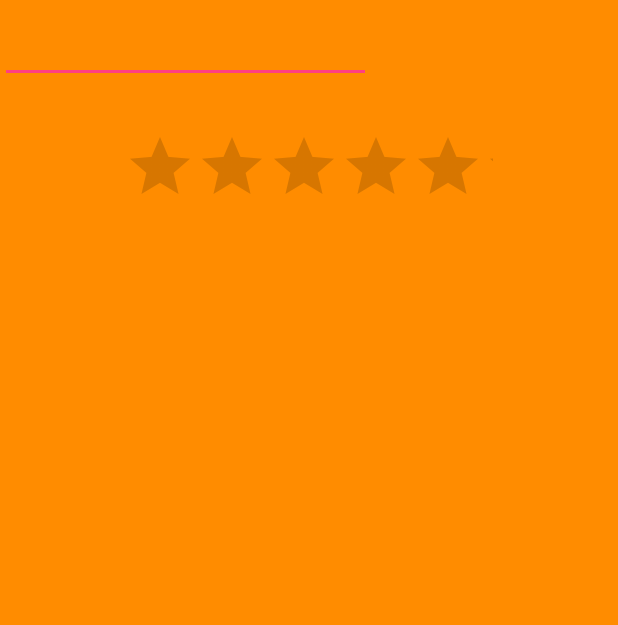
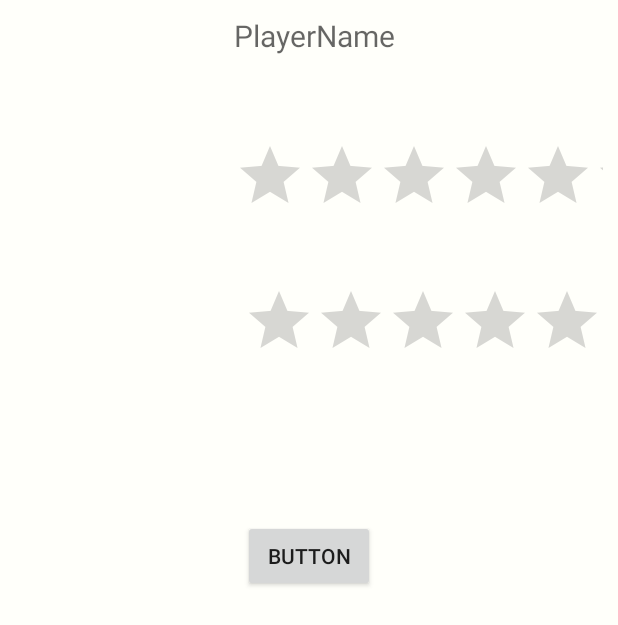
Before and after one commit to RachiketArya/MyApplication3, an Android app: the layout profile.xml on its own in the app's theme, with its tools: preview values and no code run, on a phone screen of 412 x 824 dp. Shown: the top 625 px of the screen. Run offline under Robolectric (Android 15) with nearby library versions, the phone set to English and light mode, and no system bars.

Commit message:
Logic modifications. Profile modifications.

```diff
--- a/app/src/main/java/com/example/rachiket/myapplication/PlayerInterface.java
+++ b/app/src/main/java/com/example/rachiket/myapplication/Logic/PlayerInterface.java
@@ -1,4 +1,4 @@
-package com.example.rachiket.myapplication;
+package com.example.rachiket.myapplication.Logic;
 
 /**
  * Created by Harsh Goel on 6/26/2017.
@@ -9,6 +9,6 @@ public interface PlayerInterface {
     public String getname();
     public void setpassword(String s);
     public String getpassword();
-    public void setRating(int k);
-    public int getRating();
+    public void setRating(Rating k);
+    public Rating getRating();
 }
--- a/app/src/main/res/layout/profile.xml
+++ b/app/src/main/res/layout/profile.xml
@@ -1,38 +1,59 @@
 <?xml version="1.0" encoding="utf-8"?>
-<LinearLayout xmlns:android="http://schemas.android.com/apk/res/android"
+<RelativeLayout xmlns:android="http://schemas.android.com/apk/res/android"
     xmlns:app="http://schemas.android.com/apk/res-auto"
-    android:orientation="vertical" android:layout_width="match_parent"
+    android:layout_width="match_parent"
     android:layout_height="match_parent"
-    android:background = "#FF8C00"
-    android:weightSum="4">
+    android:background="@color/white"
+    android:paddingRight="10dp"
+    android:paddingLeft="10dp"
+    android:paddingTop="10dp"
+    android:paddingBottom="10dp"
+    >
 
-    <LinearLayout
-        android:layout_width="match_parent"
-        android:layout_height="87dp"
-        android:orientation="horizontal">
-
-
-        <EditText
-            android:id="@+id/name"
-            android:layout_width="247dp"
-            android:layout_height="wrap_content"
-            android:ems="10"
-            android:inputType="textPersonName"
-            android:text=""
-            android:textColor="@color/darkred"
-            android:textSize="25sp" />
-
-    </LinearLayout>
+    <TextView
+        android:id="@+id/PlayerName"
+        android:layout_width="wrap_content"
+        android:layout_height="wrap_content"
+        android:hint="PlayerName"
+        android:textSize="20sp"
+        android:textColor="@color/sky_blue"
+        android:layout_alignParentTop="true"
+        android:layout_alignStart="@+id/ratingBar3" />
 
     <RatingBar
         android:id="@+id/ratingBar3"
         android:layout_width="246dp"
         android:layout_height="wrap_content"
+        android:layout_gravity="center_horizontal"
         android:isIndicator="true"
         android:numStars="5"
         android:rating="0"
-        android:stepSize="0.5"
+        android:stepSize="0.02"
         android:visibility="visible"
-        android:layout_gravity="center_horizontal"/>
+        android:layout_below="@+id/PlayerName"
+        android:layout_alignParentEnd="true"
+        android:layout_marginTop="56dp" />
 
-</LinearLayout>
+    <RatingBar
+        android:layout_width="wrap_content"
+        android:layout_height="wrap_content"
+        android:layout_marginTop="39dp"
+        android:id="@+id/ratingBar2"
+        android:visibility="visible"
+        android:numStars="5"
+        android:stepSize="0.02"
+        android:rating="0"
+        android:isIndicator="true"
+        android:layout_below="@+id/ratingBar3"
+        android:layout_alignParentEnd="true" />
+
+    <Button
+        android:id="@+id/edit"
+        android:layout_width="wrap_content"
+        android:layout_height="wrap_content"
+        android:layout_alignStart="@+id/ratingBar2"
+        android:layout_below="@+id/ratingBar2"
+        android:layout_marginTop="99dp"
+        android:text="Button" />
+
+</RelativeLayout>
--- a/app/src/main/res/values/colors.xml
+++ b/app/src/main/res/values/colors.xml
@@ -14,4 +14,6 @@
     <item name="darkorange" type="color">#FFFF8800</item>
     <item name="darkred" type="color">#FFCC0000</item>
     <item name="yellow" type="color">#FFFF00</item>
+    <item name="white" type="color">#FAFFFFFA</item>
+    <item name="sky_blue" type="color">#AABFFF</item>
 </resources>
```
Also changed, not shown: app/src/main/java/com/example/rachiket/myapplication/Logic/Player.java (renamed from app/src/main/java/com/example/rachiket/myapplication/Player.java, +6 -6 lines), app/src/main/java/com/example/rachiket/myapplication/Logic/Rating.java (added, +34 -0 lines), app/src/main/java/com/example/rachiket/myapplication/MainActivity.java (+8 -5 lines), app/src/main/java/com/example/rachiket/myapplication/MyProfile.java (+6 -4 lines), app/src/main/java/com/example/rachiket/myapplication/Signup.java (+22 -5 lines).
